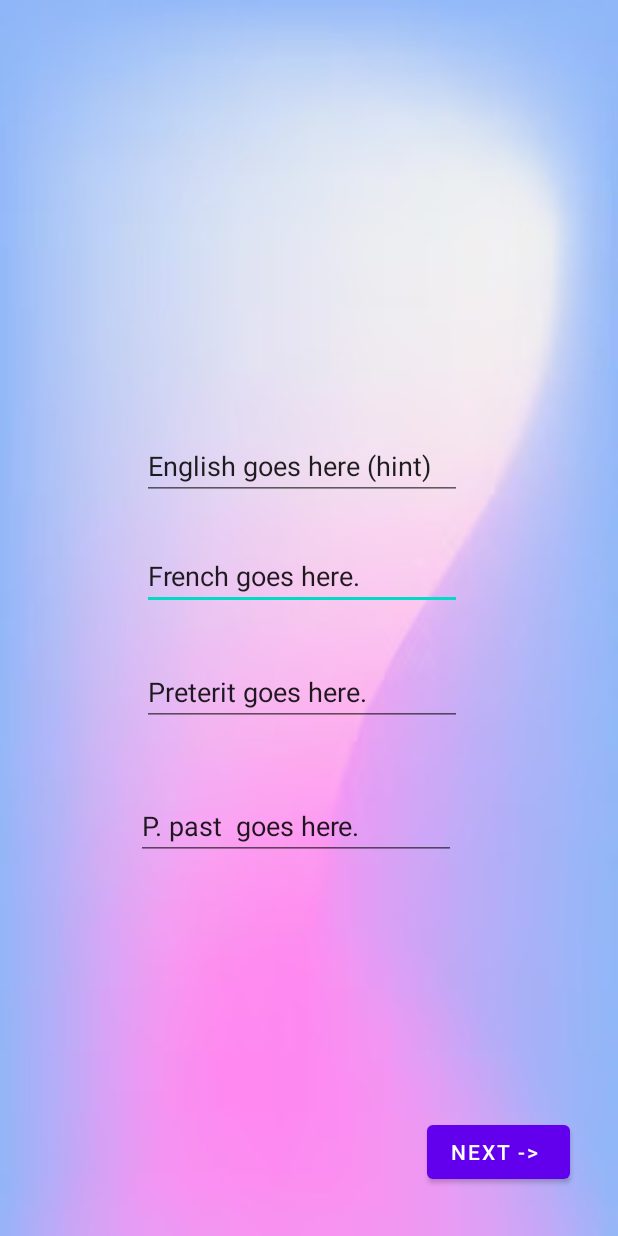
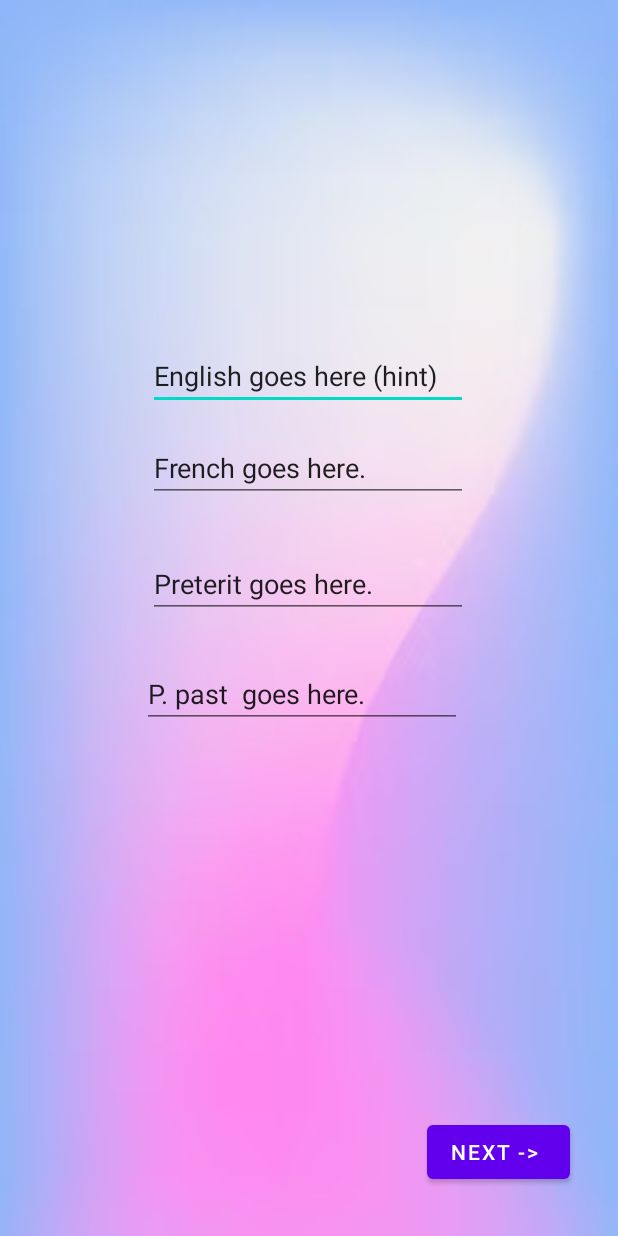
Before and after one commit to MassiGy/teachme.io, an Android app: the classic_test_view screen opened directly, with no data from a screen before it, on a phone screen of 412 x 824 dp. Run offline under Robolectric (Android 15) with nearby library versions, the phone set to English and light mode, and no system bars; 4 statements that could not run were skipped.

Commit message:
+dev-massigy: minor tweaks

```diff
--- a/src/app/src/main/res/layout/activity_available_tests_view.xml
+++ b/src/app/src/main/res/layout/activity_available_tests_view.xml
@@ -44,11 +44,11 @@
         android:id="@+id/score_text_field"
         android:layout_width="170dp"
         android:layout_height="52dp"
-        android:layout_marginTop="16dp"
+        android:layout_marginTop="240dp"
         android:text="Score : "
         android:textAppearance="@style/TextAppearance.AppCompat.Large"
         app:layout_constraintEnd_toEndOf="parent"
-        app:layout_constraintHorizontal_bias="0.066"
+        app:layout_constraintHorizontal_bias="0.568"
         app:layout_constraintStart_toStartOf="parent"
         app:layout_constraintTop_toTopOf="parent" />
 
--- a/src/app/src/main/res/layout/activity_classic_test_view.xml
+++ b/src/app/src/main/res/layout/activity_classic_test_view.xml
@@ -9,42 +9,6 @@
     tools:ignore="LockedOrientationActivity"
     android:background="@drawable/teachme_io_bg"
     tools:context=".classic_test_view">
-
-    <EditText
-        android:id="@+id/classic_test_french"
-        android:layout_width="wrap_content"
-        android:layout_height="wrap_content"
-        android:layout_marginTop="28dp"
-        android:layout_marginEnd="104dp"
-        android:ems="10"
-        android:inputType="textPersonName"
-        android:text="French goes here."
-        app:layout_constraintEnd_toEndOf="parent"
-        app:layout_constraintTop_toBottomOf="@+id/classic_test_english" />
-
-    <EditText
-        android:id="@+id/classic_test_preterit"
-        android:layout_width="wrap_content"
-        android:layout_height="wrap_content"
-        android:layout_marginTop="32dp"
-        android:layout_marginEnd="104dp"
-        android:ems="10"
-        android:inputType="textPersonName"
-        android:text="Preterit goes here."
-        app:layout_constraintEnd_toEndOf="parent"
-        app:layout_constraintTop_toBottomOf="@+id/classic_test_french" />
-
-    <EditText
-        android:id="@+id/classic_test_past_participle"
-        android:layout_width="wrap_content"
-        android:layout_height="wrap_content"
-        android:layout_marginTop="44dp"
-        android:layout_marginEnd="108dp"
-        android:ems="10"
-        android:inputType="textPersonName"
-        android:text="P. past  goes here."
-        app:layout_constraintEnd_toEndOf="parent"
-        app:layout_constraintTop_toBottomOf="@+id/classic_test_preterit" />
 
     <Button
         android:id="@+id/classic_next_btn"
@@ -60,12 +24,48 @@
         android:id="@+id/classic_test_english"
         android:layout_width="wrap_content"
         android:layout_height="wrap_content"
-        android:layout_marginTop="288dp"
-        android:layout_marginEnd="104dp"
+        android:layout_marginTop="228dp"
+        android:layout_marginEnd="100dp"
         android:ems="10"
         android:inputType="textPersonName"
         android:text="English goes here (hint)"
         app:layout_constraintEnd_toEndOf="parent"
         app:layout_constraintTop_toTopOf="parent" />
 
+    <EditText
+        android:id="@+id/classic_test_french"
+        android:layout_width="wrap_content"
+        android:layout_height="wrap_content"
+        android:layout_marginTop="16dp"
+        android:layout_marginEnd="100dp"
+        android:ems="10"
+        android:inputType="textPersonName"
+        android:text="French goes here."
+        app:layout_constraintEnd_toEndOf="parent"
+        app:layout_constraintTop_toBottomOf="@+id/classic_test_english" />
+
+    <EditText
+        android:id="@+id/classic_test_preterit"
+        android:layout_width="wrap_content"
+        android:layout_height="wrap_content"
+        android:layout_marginTop="32dp"
+        android:layout_marginEnd="100dp"
+        android:ems="10"
+        android:inputType="textPersonName"
+        android:text="Preterit goes here."
+        app:layout_constraintEnd_toEndOf="parent"
+        app:layout_constraintTop_toBottomOf="@+id/classic_test_french" />
+
+    <EditText
+        android:id="@+id/classic_test_past_participle"
+        android:layout_width="wrap_content"
+        android:layout_height="wrap_content"
+        android:layout_marginTop="28dp"
+        android:layout_marginEnd="104dp"
+        android:ems="10"
+        android:inputType="textPersonName"
+        android:text="P. past  goes here."
+        app:layout_constraintEnd_toEndOf="parent"
+        app:layout_constraintTop_toBottomOf="@+id/classic_test_preterit" />
+
 </androidx.constraintlayout.widget.ConstraintLayout>
```
Also changed, not shown: src/app/src/main/java/com/example/teachmeio/available_verbs_view.java (+6 -23 lines), src/app/src/main/res/layout/activity_random_test_view.xml (+19 -18 lines).
